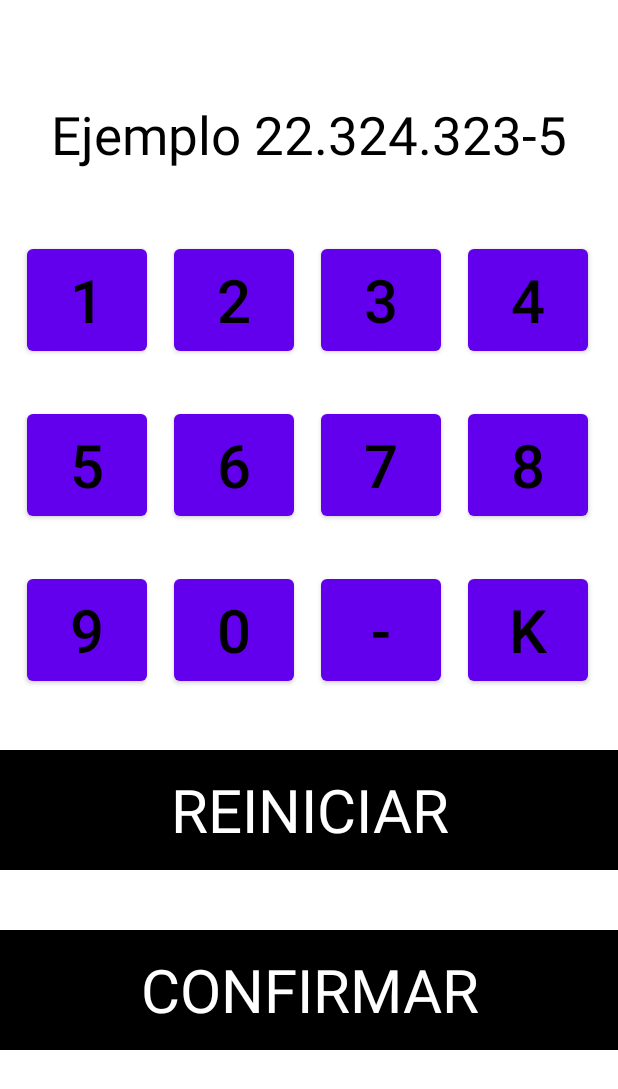
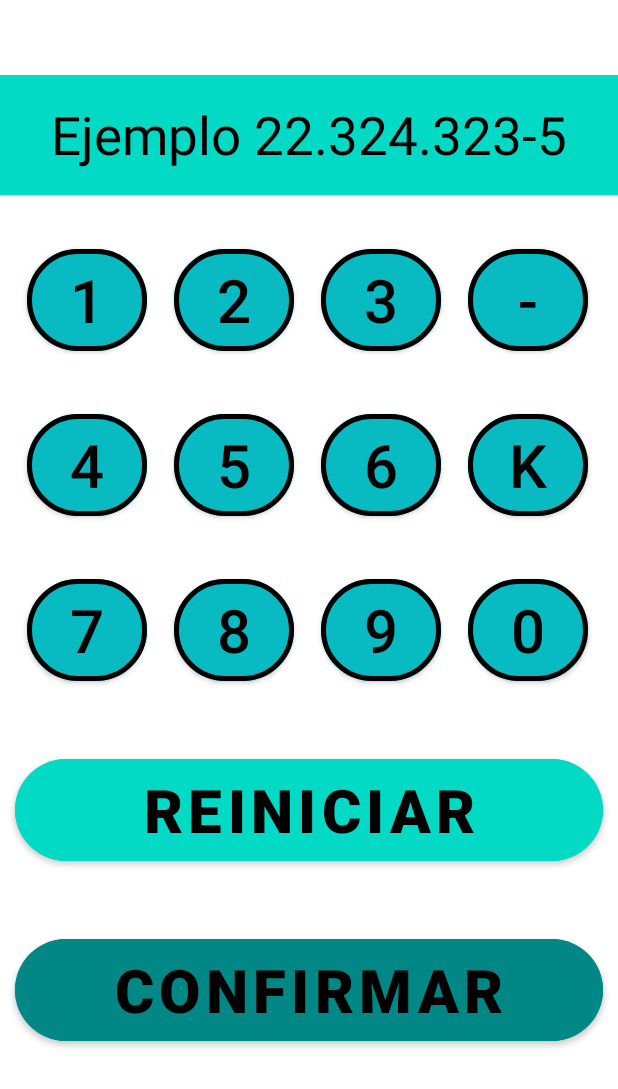
Before and after one commit to EndersonGomez/Prototipo_1, an Android app: the layout fragment_second_.xml on its own in the app's theme, with its tools: preview values and no code run, on a phone screen of 412 x 824 dp. Shown: the top 1089 px of the screen. Run offline under Robolectric (Android 15) with nearby library versions, the phone set to English and light mode, and no system bars.

Commit message:
Avance en el diseño de la aplicacion

```diff
--- a/app/src/main/java/com/example/ingresusuario2/Model/Local/UserEntity.kt
+++ b/app/src/main/java/com/example/ingresusuario2/Model/Local/UserEntity.kt
@@ -7,6 +7,7 @@ import androidx.room.PrimaryKey
 @Entity(tableName = "TABLE_USUARIO")
 data class UserEntity (
 
+    val ID: String,
     val  Nombre: String,
     @PrimaryKey
     val  RUT: String,
--- a/app/src/main/java/com/example/ingresusuario2/Model/Local/UserRoomDataBase.kt
+++ b/app/src/main/java/com/example/ingresusuario2/Model/Local/UserRoomDataBase.kt
@@ -5,7 +5,7 @@ import androidx.room.Database
 import androidx.room.Room
 import androidx.room.RoomDatabase
 
-@Database(entities = [UserEntity::class], version = 4, exportSchema = false)
+@Database(entities = [UserEntity::class], version = 5, exportSchema = false)
 abstract class UserRoomDataBase : RoomDatabase() {
 
     //Funcion que tiene que ser abstracta para llamar al dao
--- a/app/src/main/java/com/example/ingresusuario2/Model/Mapper.kt
+++ b/app/src/main/java/com/example/ingresusuario2/Model/Mapper.kt
@@ -7,6 +7,7 @@ import com.example.ingresusuario2.Model.Remote.UserDataApi
 fun fromInternetToUserEntity(userlist: UserDataApi) : List<UserEntity> {
     return userlist.persona.map {
         UserEntity(
+            ID = it.ID ?: "",
             Nombre = it.Nombre ?: "",
             RUT = it.RUT ?: "",
             Cargo = it.Cargo ?: "",
--- a/app/src/main/java/com/example/ingresusuario2/Model/Remote/RetrofitClient.kt
+++ b/app/src/main/java/com/example/ingresusuario2/Model/Remote/RetrofitClient.kt
@@ -32,7 +32,7 @@ class RetrofitClient {
                 .addInterceptor(loggingInterceptor)
                 .build()
 
-            //
+            //Se  ejecuta y crea la instancia de nuestro retrofit.
             val retrofit = Retrofit.Builder()
                 .baseUrl(BASE_URL)
                 .client(client) // Usar el cliente con el interceptor
--- a/app/src/main/java/com/example/ingresusuario2/Model/Remote/UserDataApi.kt
+++ b/app/src/main/java/com/example/ingresusuario2/Model/Remote/UserDataApi.kt
@@ -9,6 +9,7 @@ data class UserDataApi(
 //Clase que se utiliza para crear los objetos que vienen dentro del array.
 data class Empleado(
     //Atributos de la clase creada.
+    val ID: String,
     val Nombre: String,
     val RUT: String,
     val Cargo: String,
--- a/app/src/main/java/com/example/ingresusuario2/Model/Remote/UserSend.kt
+++ b/app/src/main/java/com/example/ingresusuario2/Model/Remote/UserSend.kt
@@ -1,6 +1,8 @@
 package com.example.ingresusuario2.Model.Remote
 
+//Clase que crea el objeto para enviar los datos en el post.
 data class UserSend (
+
     val spreadsheet_id: String,
     val sheet: String,
     val rows: List<List<String>>
--- a/app/src/main/java/com/example/ingresusuario2/View/Second_Fragment.kt
+++ b/app/src/main/java/com/example/ingresusuario2/View/Second_Fragment.kt
@@ -93,6 +93,7 @@ class Second_Fragment : Fragment() {
 
                         val bundle = Bundle().apply {
                             putString("accion", accion)
+                            putString("ID",user.ID)
                             putString("nombre", user.Nombre)
                             putString("rut", user.RUT)
                             putString("cargo",user.Cargo)
--- a/app/src/main/java/com/example/ingresusuario2/View/Third_Fragment.kt
+++ b/app/src/main/java/com/example/ingresusuario2/View/Third_Fragment.kt
@@ -9,6 +9,7 @@ import androidx.fragment.app.viewModels
 import com.bumptech.glide.Glide
 import com.example.ingresusuario2.Model.Remote.UserSend
 import com.example.ingresusuario2.ModelView.UserViewModel
+import com.example.ingresusuario2.R
 import com.example.ingresusuario2.databinding.FragmentThirdBinding
 import java.util.Date
 
@@ -22,6 +23,7 @@ class Third_Fragment : Fragment() {
 
     //Instanciamos una variable para recibir los objeto bundle.
     private var accion: String? = null
+    private var id: String? = null
     private var nombre: String? = null
     private var rut: String? = null
     private var cargo: String? = null
@@ -35,6 +37,7 @@ class Third_Fragment : Fragment() {
 
             //Guardamos los datos obtenidos del usuario en las variables.
             accion = bundle.getString("accion")
+            id = bundle.getString("ID")
             nombre = bundle.getString("nombre")
             rut = bundle.getString("rut")
             cargo = bundle.getString("cargo")
@@ -57,7 +60,7 @@ class Third_Fragment : Fragment() {
         super.onViewCreated(view, savedInstanceState)
 
         //Cargamos los datos en la vista.
-        Glide.with(requireContext()).load(foto).centerCrop().into(mBinding.ivImagen)
+        Glide.with(requireContext()).load(foto).centerCrop().error(R.drawable.ic_launcher_foreground) .into(mBinding.ivImagen)
         mBinding.tvNombre.text = nombre
         mBinding.tvRut.text = rut
         mBinding.tvCargo.text = cargo
@@ -69,11 +72,11 @@ class Third_Fragment : Fragment() {
             sheet = "",
             rows = listOf(
                 listOf(
-                    "5",
+                    "${id}",
                     "${accion}",
                     "${nombre}",
                     "${rut}",
-                    "4${cargo}",
+                    "${cargo}",
                     "${fechaHora}",
                     "trabajo",
                     "${foto}"
@@ -81,7 +84,6 @@ class Third_Fragment : Fragment() {
             )
         )
 
-
         //Configuramos el evento escuchador para llamar al metodo
         mBinding.btConfirmar.setOnClickListener {
             mViewModel.enviarDatosAlServidor(valorPrueba)
--- a/app/src/main/res/layout/fragment_first_.xml
+++ b/app/src/main/res/layout/fragment_first_.xml
@@ -14,11 +14,14 @@
         android:layout_width="320dp"
         android:layout_height="70dp"
         android:layout_marginTop="200dp"
+        android:backgroundTint="@color/teal_200"
         android:gravity="center"
         android:text="@string/boton_ingresar"
         android:textAlignment="center"
         android:textColor="@color/black"
         android:textSize="35sp"
+        android:textStyle="bold"
+        app:cornerRadius="80dp"
         app:layout_constraintEnd_toEndOf="parent"
         app:layout_constraintStart_toStartOf="parent"
         app:layout_constraintTop_toTopOf="parent" />
@@ -28,11 +31,14 @@
         android:id="@+id/button2"
         android:layout_width="320dp"
         android:layout_height="70dp"
+        android:backgroundTint="@color/teal_700"
         android:gravity="center"
         android:text="@string/boton_salir"
         android:textAlignment="center"
         android:textColor="@color/black"
         android:textSize="35sp"
+        android:textStyle="bold"
+        app:cornerRadius="80dp"
         app:layout_constraintBottom_toBottomOf="parent"
         app:layout_constraintEnd_toEndOf="parent"
         app:layout_constraintStart_toStartOf="parent"
--- a/app/src/main/res/layout/fragment_second_.xml
+++ b/app/src/main/res/layout/fragment_second_.xml
@@ -13,6 +13,7 @@
         android:layout_height="80dp"
         android:layout_marginTop="50dp"
         android:gravity="center"
+        android:background="@color/design_default_color_secondary"
         android:text="@string/ejemploTv"
         android:textAlignment="center"
         android:textColor="@color/black"
@@ -25,172 +26,228 @@
         android:id="@+id/ivNumero1"
         android:layout_width="80dp"
         android:layout_height="80dp"
-        android:text="@string/buton_1"
-        android:textSize="40sp"
-        android:textColor="@color/black"
         android:layout_marginLeft="18dp"
         android:layout_marginTop="30dp"
+        android:backgroundTint="#08BAC1"
+        android:text="@string/buton_1"
+        android:textColor="@color/black"
+        android:textSize="40sp"
+        app:cornerRadius="150dp"
         app:layout_constraintStart_toStartOf="parent"
-        app:layout_constraintTop_toBottomOf="@id/tvRutMostrar" />
+        app:layout_constraintTop_toBottomOf="@id/tvRutMostrar"
+        app:strokeColor="@color/black"
+        app:strokeWidth="3dp" />
 
     <com.google.android.material.button.MaterialButton
         android:id="@+id/ivNumero2"
         android:layout_width="80dp"
         android:layout_height="80dp"
-        android:text="@string/buton_2"
-        android:textSize="40sp"
-        android:textColor="@color/black"
         android:layout_marginLeft="18dp"
         android:layout_marginTop="30dp"
+        android:backgroundTint="#08BAC1"
+        android:text="@string/buton_2"
+        android:textColor="@color/black"
+        android:textSize="40sp"
+        app:cornerRadius="150dp"
         app:layout_constraintStart_toEndOf="@+id/ivNumero1"
-        app:layout_constraintTop_toBottomOf="@id/tvRutMostrar" />
+        app:layout_constraintTop_toBottomOf="@id/tvRutMostrar"
+        app:strokeColor="@color/black"
+        app:strokeWidth="3dp" />
 
     <com.google.android.material.button.MaterialButton
         android:id="@+id/ivNumero3"
         android:layout_width="80dp"
         android:layout_height="80dp"
-        android:text="@string/buton_3"
-        android:textSize="40sp"
-        android:textColor="@color/black"
         android:layout_marginLeft="18dp"
         android:layout_marginTop="30dp"
+        android:backgroundTint="#08BAC1"
+        android:text="@string/buton_3"
+        android:textColor="@color/black"
+        android:textSize="40sp"
+        app:cornerRadius="150dp"
         app:layout_constraintStart_toEndOf="@+id/ivNumero2"
-        app:layout_constraintTop_toBottomOf="@id/tvRutMostrar" />
+        app:layout_constraintTop_toBottomOf="@id/tvRutMostrar"
+        app:strokeColor="@color/black"
+        app:strokeWidth="3dp" />
+
+    <com.google.android.material.button.MaterialButton
+        android:id="@+id/ivGuion"
+        android:layout_width="80dp"
+        android:layout_height="80dp"
+        android:layout_marginLeft="18dp"
+        android:layout_marginTop="30dp"
+        android:backgroundTint="#08BAC1"
+        android:text="@string/buton_raya"
+        android:textColor="@color/black"
+        android:textSize="40sp"
+        app:cornerRadius="150dp"
+        app:layout_constraintStart_toEndOf="@+id/ivNumero3"
+        app:layout_constraintTop_toBottomOf="@id/tvRutMostrar"
+        app:strokeColor="@color/black"
+        app:strokeWidth="3dp" />
 
     <com.google.android.material.button.MaterialButton
         android:id="@+id/ivNumero4"
         android:layout_width="80dp"
         android:layout_height="80dp"
         android:layout_marginLeft="18dp"
+        android:layout_marginTop="30dp"
+        android:backgroundTint="#08BAC1"
         android:text="@string/buton_4"
+        android:textColor="@color/black"
         android:textSize="40sp"
-        android:textColor="@color/black"
-        android:layout_marginTop="30dp"
-        app:layout_constraintStart_toEndOf="@+id/ivNumero3"
-        app:layout_constraintTop_toBottomOf="@id/tvRutMostrar" />
+        app:cornerRadius="150dp"
+        app:layout_constraintStart_toStartOf="parent"
+        app:layout_constraintTop_toBottomOf="@id/ivNumero1"
+        app:strokeColor="@color/black"
+        app:strokeWidth="3dp" />
 
     <com.google.android.material.button.MaterialButton
         android:id="@+id/ivNumero5"
         android:layout_width="80dp"
         android:layout_height="80dp"
-        android:text="@string/buton_5"
-        android:textSize="40sp"
-        android:textColor="@color/black"
         android:layout_marginLeft="18dp"
         android:layout_marginTop="30dp"
-        app:layout_constraintStart_toStartOf="parent"
-        app:layout_constraintTop_toBottomOf="@id/ivNumero1" />
+        android:backgroundTint="#08BAC1"
+        android:text="@string/buton_5"
+        android:textColor="@color/black"
+        android:textSize="40sp"
+        app:cornerRadius="150dp"
+        app:layout_constraintStart_toEndOf="@id/ivNumero4"
+        app:layout_constraintTop_toBottomOf="@id/ivNumero2"
+        app:strokeColor="@color/black"
+        app:strokeWidth="3dp" />
 
     <com.google.android.material.button.MaterialButton
         android:id="@+id/ivNumero6"
         android:layout_width="80dp"
         android:layout_height="80dp"
         android:layout_marginLeft="18dp"
+        android:layout_marginTop="30dp"
+        android:backgroundTint="#08BAC1"
         android:text="@string/buton_6"
+        android:textColor="@color/black"
         android:textSize="40sp"
+        app:cornerRadius="150dp"
+        app:layout_constraintStart_toEndOf="@id/ivNumero5"
+        app:layout_constraintTop_toBottomOf="@id/ivNumero3"
+        app:strokeColor="@color/black"
+        app:strokeWidth="3dp" />
+
+    <com.google.android.material.button.MaterialButton
+        android:id="@+id/ivK"
+        android:layout_width="80dp"
+        android:layout_height="80dp"
+        android:layout_marginLeft="18dp"
+        android:layout_marginTop="30dp"
+        android:backgroundTint="#08BAC1"
+        android:text="@string/buton_k"
         android:textColor="@color/black"
-        android:layout_marginTop="30dp"
-        app:layout_constraintStart_toEndOf="@id/ivNumero5"
-        app:layout_constraintTop_toBottomOf="@id/ivNumero2" />
+        android:textSize="40sp"
+        app:cornerRadius="150dp"
+        app:layout_constraintStart_toEndOf="@id/ivNumero6"
+        app:layout_constraintTop_toBottomOf="@id/ivGuion"
+        app:strokeColor="@color/black"
+        app:strokeWidth="3dp" />
 
     <com.google.android.material.button.MaterialButton
         android:id="@+id/ivNumero7"
         android:layout_width="80dp"
         android:layout_height="80dp"
-        android:text="@string/buton_7"
-        android:textSize="40sp"
-        android:textColor="@color/black"
         android:layout_marginLeft="18dp"
         android:layout_marginTop="30dp"
-        app:layout_constraintStart_toEndOf="@id/ivNumero6"
-        app:layout_constraintTop_toBottomOf="@id/ivNumero3" />
+        android:backgroundTint="#08BAC1"
+        android:text="@string/buton_7"
+        android:textColor="@color/black"
+        android:textSize="40sp"
+        app:cornerRadius="150dp"
+        app:layout_constraintStart_toStartOf="parent"
+        app:layout_constraintTop_toBottomOf="@id/ivNumero4"
+        app:strokeColor="@color/black"
+        app:strokeWidth="3dp" />
 
     <com.google.android.material.button.MaterialButton
         android:id="@+id/ivNumero8"
         android:layout_width="80dp"
         android:layout_height="80dp"
-        android:text="@string/buton_8"
-        android:textSize="40sp"
-        android:textColor="@color/black"
         android:layout_marginLeft="18dp"
         android:layout_marginTop="30dp"
+        android:backgroundTint="#08BAC1"
+        android:text="@string/buton_8"
+        android:textColor="@color/black"
+        android:textSize="40sp"
+        app:cornerRadius="150dp"
         app:layout_constraintStart_toEndOf="@id/ivNumero7"
-        app:layout_constraintTop_toBottomOf="@id/ivNumero4" />
+        app:layout_constraintTop_toBottomOf="@id/ivNumero5"
+        app:strokeColor="@color/black"
+        app:strokeWidth="3dp" />
 
     <com.google.android.material.button.MaterialButton
         android:id="@+id/ivNumero9"
         android:layout_width="80dp"
         android:layout_height="80dp"
-        android:text="@string/buton_9"
-        android:textSize="40sp"
-        android:textColor="@color/black"
         android:layout_marginLeft="18dp"
         android:layout_marginTop="30dp"
-        app:layout_constraintStart_toStartOf="parent"
-        app:layout_constraintTop_toBottomOf="@id/ivNumero5" />
+        android:backgroundTint="#08BAC1"
+        android:text="@string/buton_9"
+        android:textColor="@color/black"
+        android:textSize="40sp"
+        app:cornerRadius="150dp"
+        app:layout_constraintStart_toEndOf="@id/ivNumero8"
+        app:layout_constraintTop_toBottomOf="@id/ivNumero6"
+        app:strokeColor="@color/black"
+        app:strokeWidth="3dp" />
 
     <com.google.android.material.button.MaterialButton
         android:id="@+id/ivNumero0"
         android:layout_width="80dp"
         android:layout_height="80dp"
-        android:text="@string/buton_0"
-        android:textSize="40sp"
-        android:textColor="@color/black"
         android:layout_marginLeft="18dp"
         android:layout_marginTop="30dp"
+        android:backgroundTint="#08BAC1"
+        android:text="@string/buton_0"
+        android:textColor="@color/black"
+        android:textSize="40sp"
+        app:cornerRadius="150dp"
         app:layout_constraintStart_toEndOf="@id/ivNumero9"
-        app:layout_constraintTop_toBottomOf="@id/ivNumero6" />
+        app:layout_constraintTop_toBottomOf="@id/ivK"
+        app:strokeColor="@color/black"
+        app:strokeWidth="3dp" />
 
     <com.google.android.material.button.MaterialButton
-        android:id="@+id/ivGuion"
-        android:layout_width="80dp"
-        android:layout_height="80dp"
-        android:text="@string/buton_raya"
-        android:textSize="40sp"
-        android:textColor="@color/black"
-        android:layout_marginLeft="18dp"
-        android:layout_marginTop="30dp"
-        app:layout_constraintStart_toEndOf="@id/ivNumero0"
-        app:layout_constraintTop_toBottomOf="@id/ivNumero7" />
-
-    <com.google.android.material.button.MaterialButton
-        android:id="@+id/ivK"
-        android:layout_width="80dp"
-        android:layout_height="80dp"
-        android:text="@string/buton_k"
-        android:textSize="40sp"
-        android:textColor="@color/black"
-        android:layout_marginLeft="18dp"
-        android:layout_marginTop="30dp"
-        app:layout_constraintStart_toEndOf="@id/ivGuion"
-        app:layout_constraintTop_toBottomOf="@id/ivNumero8" />
-
-    <com.google.android.material.textview.MaterialTextView
         android:id="@+id/tvReiniciar"
         android:layout_width="match_parent"
         android:layout_height="80dp"
+        android:layout_marginStart="10dp"
         android:layout_marginTop="40dp"
-        android:background="@color/black"
+        android:layout_marginEnd="10dp"
+        android:backgroundTint="@color/teal_200"
         android:gravity="center"
         android:text="@string/button_reiniciar"
         android:textAlignment="center"
-        android:textColor="@color/white"
+        android:textColor="@color/black"
         android:textSize="40sp"
+        android:textStyle="bold"
+        app:cornerRadius="70dp"
         app:layout_constraintEnd_toEndOf="parent"
         app:layout_constraintStart_toStartOf="parent"
-        app:layout_constraintTop_toBottomOf="@id/ivNumero0" />
+        app:layout_constraintTop_toBottomOf="@id/ivNumero8" />
 
-    <com.google.android.material.textview.MaterialTextView
+    <com.google.android.material.button.MaterialButton
         android:id="@+id/tvConfirmar"
         android:layout_width="match_parent"
         android:layout_height="80dp"
+        android:layout_marginStart="10dp"
         android:layout_marginTop="40dp"
-        android:background="@color/black"
+        android:layout_marginEnd="10dp"
+        android:backgroundTint="@color/teal_700"
         android:gravity="center"
         android:text="@string/button_confirmar"
         android:textAlignment="center"
-        android:textColor="@color/white"
+        android:textColor="@color/black"
         android:textSize="40sp"
+        android:textStyle="bold"
+        app:cornerRadius="70dp"
         app:layout_constraintEnd_toEndOf="parent"
         app:layout_constraintStart_toStartOf="parent"
         app:layout_constraintTop_toBottomOf="@id/tvReiniciar" />
--- a/app/src/main/res/layout/fragment_third_.xml
+++ b/app/src/main/res/layout/fragment_third_.xml
@@ -77,10 +77,22 @@
         android:id="@+id/btConfirmar"
         android:layout_width="match_parent"
         android:layout_height="80dp"
+        android:layout_marginStart="10dp"
         android:layout_marginTop="20dp"
+        android:layout_marginEnd="10dp"
+        android:backgroundTint="@color/teal_700"
+        android:gravity="center"
         android:text="@string/button_confirmar_datos"
-        android:textSize="30sp"
+        app:cornerRadius="70dp"
+        android:textAlignment="center"
+        android:textColor="@color/black"
+        android:textSize="40sp"
+        android:textStyle="bold"
         app:layout_constraintEnd_toEndOf="parent"
         app:layout_constraintStart_toStartOf="parent"
         app:layout_constraintTop_toBottomOf="@+id/tvHorario" />
+
+
+
+
 </androidx.constraintlayout.widget.ConstraintLayout>
--- a/app/src/main/res/values/strings.xml
+++ b/app/src/main/res/values/strings.xml
@@ -1,5 +1,5 @@
 <resources>
-    <string name="app_name">IngresUsuario2</string>
+    <string name="app_name">Registro Usuario</string>
 
     <!-- Recursos del First Fragment-->
     <string name="boton_ingresar">INGRESAR</string>
@@ -10,15 +10,16 @@
     <string name="buton_1">1</string>
     <string name="buton_2">2</string>
     <string name="buton_3">3</string>
+    <string name="buton_raya">-</string>
     <string name="buton_4">4</string>
     <string name="buton_5">5</string>
     <string name="buton_6">6</string>
+    <string name="buton_k">k</string>
     <string name="buton_7">7</string>
     <string name="buton_8">8</string>
     <string name="buton_9">9</string>
     <string name="buton_0">0</string>
-    <string name="buton_raya">-</string>
-    <string name="buton_k">k</string>
+
     <string name="button_confirmar">CONFIRMAR</string>
     <string name="button_reiniciar">REINICIAR</string>
 
--- a/app/src/main/res/values/themes.xml
+++ b/app/src/main/res/values/themes.xml
@@ -2,8 +2,8 @@
     <!-- Base application theme. -->
     <style name="Theme.IngresUsuario2" parent="Theme.MaterialComponents.DayNight.DarkActionBar">
         <!-- Primary brand color. -->
-        <item name="colorPrimary">@color/purple_500</item>
-        <item name="colorPrimaryVariant">@color/purple_700</item>
+        <item name="colorPrimary">@color/teal_200</item>
+        <item name="colorPrimaryVariant">@color/teal_700</item>
         <item name="colorOnPrimary">@color/white</item>
         <!-- Secondary brand color. -->
         <item name="colorSecondary">@color/teal_200</item>
```
